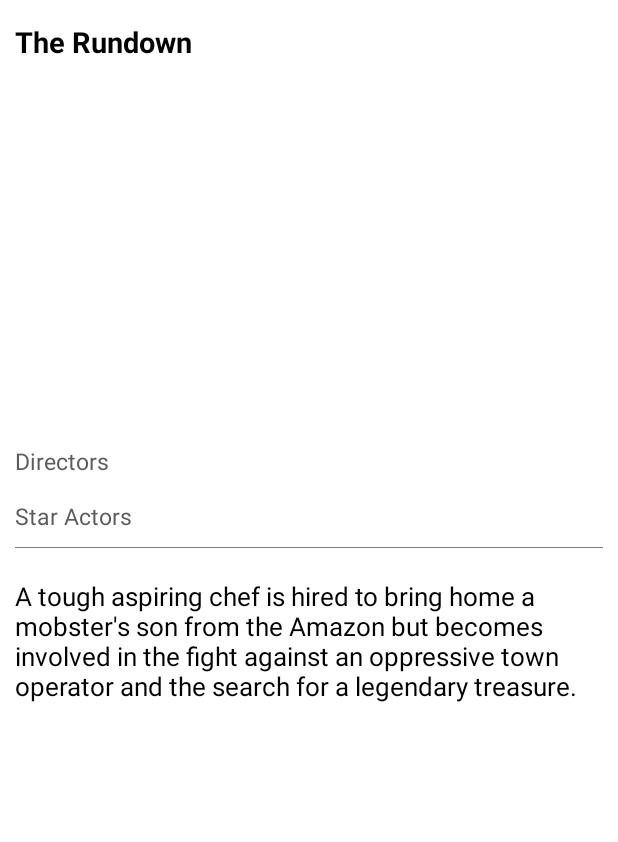
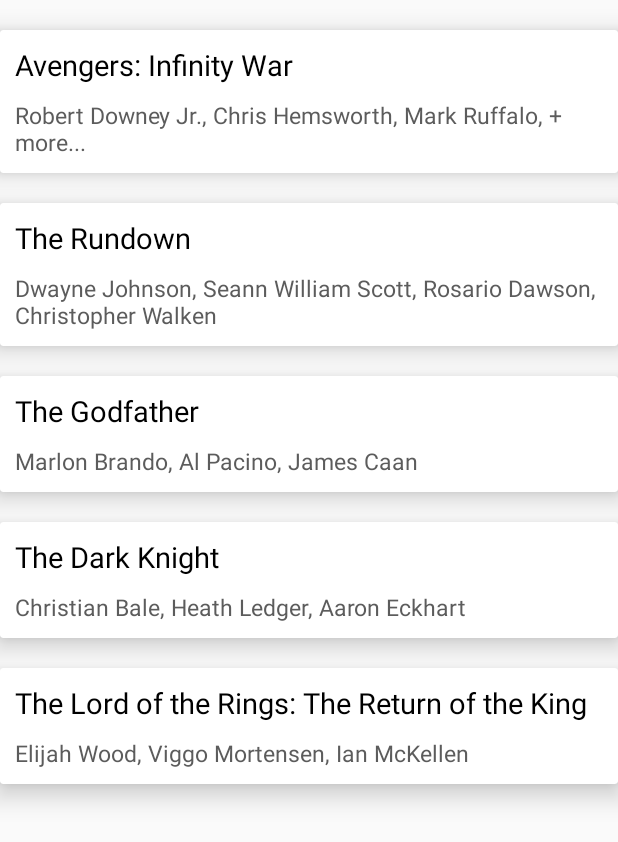
Before and after one commit to kazudmb/EspressoUITest-Examples, an Android app: the screen it shows after launch (MainActivity), on a phone screen of 412 x 824 dp. Shown: the top 842 px of the screen. Run offline under Robolectric (Android 15) with nearby library versions, the phone set to English and light mode, and no system bars; pictures from the network do not load.

Commit message:
add RecyclerView UI Testing
https://codingwithmitch.com/courses/ui-testing-for-beginners/recyclerview-ui-testing/

```diff
--- /dev/null
+++ b/app/src/main/java/com/dmb/espressouitest_examples/data/FakeMovieData.kt
@@ -0,0 +1,51 @@
+package com.dmb.espressouitest_examples.data
+
+object FakeMovieData {
+
+    val movies = arrayOf(
+        Movie(
+            0,
+            "Avengers: Infinity War",
+            "https://nyc3.digitaloceanspaces.com/open-api-spaces/open-api-static/blog/1/Infinity_War-infinity_war.png",
+            "The Avengers and their allies must be willing to sacrifice all in an attempt to " +
+                    "defeat the powerful Thanos before his blitz of devastation and ruin puts an end to " +
+                    "the universe.",
+            arrayListOf("Anthony Russo", "Joe Russo"),
+            arrayListOf("Robert Downey Jr.", "Chris Hemsworth", "Mark Ruffalo", "+ more...")
+        ),
+        Movie(
+            1,
+            "The Rundown",
+            "https://nyc3.digitaloceanspaces.com/open-api-spaces/open-api-static/blog/1/The_Rundown-the_rundown.png",
+            "A tough aspiring chef is hired to bring home a mobster's son from the Amazon but " +
+                    "becomes involved in the fight against an oppressive town operator and the search " +
+                    "for a legendary treasure.",
+            arrayListOf("R.J. Stewart", "James Vanderbilt"),
+            arrayListOf("Dwayne Johnson", "Seann William Scott", "Rosario Dawson", "Christopher Walken")
+        ),
+        Movie(
+            2,
+            "The Godfather",
+            "https://nyc3.digitaloceanspaces.com/open-api-spaces/open-api-static/blog/1/The_Godfather-fragment_factory.png",
+            "The aging patriarch of an organized crime dynasty transfers control of his clandestine empire to his reluctant son.",
+            arrayListOf("Francis Ford Coppola"),
+            arrayListOf("Marlon Brando", "Al Pacino", "James Caan")
+        ),
+        Movie(
+            3,
+            "The Dark Knight",
+            "https://nyc3.digitaloceanspaces.com/open-api-spaces/open-api-static/blog/1/The_Dark_Knight-fragment_factory_1.png",
+            "When the menace known as the Joker wreaks havoc and chaos on the people of Gotham, Batman must accept one of the greatest psychological and physical tests of his ability to fight injustice.",
+            arrayListOf("Christopher Nolan"),
+            arrayListOf("Christian Bale", "Heath Ledger", "Aaron Eckhart")
+        ),
+        Movie(
+            4,
+            "The Lord of the Rings: The Return of the King",
+            "https://nyc3.digitaloceanspaces.com/open-api-spaces/open-api-static/blog/1/The_Lord_of_the_Rings_The_Return_of_the_King-fragment_factory_2.png",
+            "Gandalf and Aragorn lead the World of Men against Sauron's army to draw his gaze from Frodo and Sam as they approach Mount Doom with the One Ring.",
+            arrayListOf("Peter Jackson"),
+            arrayListOf("Elijah Wood", "Viggo Mortensen", "Ian McKellen")
+        )
+    )
+}
--- a/app/src/main/java/com/dmb/espressouitest_examples/data/source/MoviesDataSource.kt
+++ b/app/src/main/java/com/dmb/espressouitest_examples/data/source/MoviesDataSource.kt
@@ -5,4 +5,6 @@ import com.dmb.espressouitest_examples.data.Movie
 interface MoviesDataSource {
 
     fun getMovie(movieId: Int): Movie?
+
+    fun getMovies(): List<Movie>
 }
--- a/app/src/main/java/com/dmb/espressouitest_examples/data/source/MoviesRemoteDataSource.kt
+++ b/app/src/main/java/com/dmb/espressouitest_examples/data/source/MoviesRemoteDataSource.kt
@@ -1,33 +1,20 @@
 package com.dmb.espressouitest_examples.data.source
 
+import com.dmb.espressouitest_examples.data.FakeMovieData
 import com.dmb.espressouitest_examples.data.Movie
 
 class MoviesRemoteDataSource: MoviesDataSource {
 
-    private var MOVIES_REMOTE_DATA = LinkedHashMap<Int, Movie>(2)
+    private var MOVIES_REMOTE_DATA = LinkedHashMap<Int, Movie>(FakeMovieData.movies.size)
 
     init {
-        addMovie(
-            0,
-            "Avengers: Infinity War",
-            "https://nyc3.digitaloceanspaces.com/open-api-spaces/open-api-static/blog/1/Infinity_War-infinity_war.png",
-            "The Avengers and their allies must be willing to sacrifice all in an attempt to " +
-                    "defeat the powerful Thanos before his blitz of devastation and ruin puts an end to " +
-                    "the universe.",
-            arrayListOf("Anthony Russo", "Joe Russo"),
-            arrayListOf("Robert Downey Jr.", "Chris Hemsworth", "Mark Ruffalo", "+ more...")
-        )
+        for (movie in FakeMovieData.movies){
+            addMovie(movie)
+        }
+    }
 
-        addMovie(
-            1,
-            "The Rundown",
-            "https://nyc3.digitaloceanspaces.com/open-api-spaces/open-api-static/blog/1/The_Rundown-the_rundown.png",
-            "A tough aspiring chef is hired to bring home a mobster's son from the Amazon but " +
-                    "becomes involved in the fight against an oppressive town operator and the search " +
-                    "for a legendary treasure.",
-            arrayListOf("R.J. Stewart", "James Vanderbilt"),
-            arrayListOf("Dwayne Johnson", "Seann William Scott", "Rosario Dawson", "Christopher Walken")
-        )
+    override fun getMovies(): List<Movie> {
+        return ArrayList(MOVIES_REMOTE_DATA.values)
     }
 
     override fun getMovie(movieId: Int): Movie? {
@@ -35,23 +22,9 @@ class MoviesRemoteDataSource: MoviesDataSource {
     }
 
     private fun addMovie(
-        id: Int,
-        title: String,
-        image: String,
-        description: String,
-        directors: ArrayList<String>?,
-        star_actors: ArrayList<String>?
+        movie: Movie
     ){
-        val movie = Movie(
-            id = id,
-            title = title,
-            image = image,
-            description = description,
-            directors = directors,
-            star_actors = star_actors
-        )
-        MOVIES_REMOTE_DATA.put(id, movie)
+        MOVIES_REMOTE_DATA.put(movie.id, movie)
     }
 
-
 }
--- a/app/src/main/java/com/dmb/espressouitest_examples/factory/MovieFragmentFactory.kt
+++ b/app/src/main/java/com/dmb/espressouitest_examples/factory/MovieFragmentFactory.kt
@@ -5,28 +5,37 @@ import com.bumptech.glide.request.RequestOptions
 import com.dmb.espressouitest_examples.data.source.MoviesDataSource
 import com.dmb.espressouitest_examples.ui.movie.DirectorsFragment
 import com.dmb.espressouitest_examples.ui.movie.MovieDetailFragment
+import com.dmb.espressouitest_examples.ui.movie.MovieListFragment
 import com.dmb.espressouitest_examples.ui.movie.StarActorsFragment
 
 class MovieFragmentFactory(
     private val requestOptions: RequestOptions? = null,
     private val moviesDataSource: MoviesDataSource? = null
-) : FragmentFactory() {
+) : FragmentFactory(){
 
     private val TAG: String = "AppDebug"
 
     override fun instantiate(classLoader: ClassLoader, className: String) =
 
-        when (className) {
+        when(className){
+
+            MovieListFragment::class.java.name -> {
+                if (moviesDataSource != null) {
+                    MovieListFragment(moviesDataSource)
+                } else {
+                    super.instantiate(classLoader, className)
+                }
+            }
 
             MovieDetailFragment::class.java.name -> {
-                if (requestOptions != null
-                    && moviesDataSource != null
-                ) {
+                if(requestOptions != null
+                    && moviesDataSource != null){
                     MovieDetailFragment(
                         requestOptions,
                         moviesDataSource
                     )
-                } else {
+                }
+                else{
                     super.instantiate(classLoader, className)
                 }
             }
@@ -43,4 +52,5 @@ class MovieFragmentFactory(
                 super.instantiate(classLoader, className)
             }
         }
+
 }
--- a/app/src/main/java/com/dmb/espressouitest_examples/ui/movie/DirectorsFragment.kt
+++ b/app/src/main/java/com/dmb/espressouitest_examples/ui/movie/DirectorsFragment.kt
@@ -47,4 +47,5 @@ class DirectorsFragment : Fragment(){
             return sb.toString()
         }
     }
+
 }
--- a/app/src/main/java/com/dmb/espressouitest_examples/ui/movie/MainActivity.kt
+++ b/app/src/main/java/com/dmb/espressouitest_examples/ui/movie/MainActivity.kt
@@ -28,24 +28,23 @@ class MainActivity : AppCompatActivity() {
 
     private fun init(){
         if(supportFragmentManager.fragments.size == 0){
-            val movieId = 1
-            val bundle = Bundle()
-            bundle.putInt("movie_id", movieId)
             supportFragmentManager.beginTransaction()
-                .replace(R.id.container, MovieDetailFragment::class.java, bundle)
+                .replace(R.id.container, MovieListFragment::class.java, null)
                 .commit()
         }
     }
 
     private fun initDependencies(){
-
+        if(!::requestOptions.isInitialized){
             // glide
             requestOptions = RequestOptions
                 .placeholderOf(R.drawable.default_image)
                 .error(R.drawable.default_image)
-
+        }
+        if(!::moviesDataSource.isInitialized){
             // Data Source
             moviesDataSource = MoviesRemoteDataSource()
         }
+    }
 
 }
--- a/app/src/main/java/com/dmb/espressouitest_examples/ui/movie/MovieDetailFragment.kt
+++ b/app/src/main/java/com/dmb/espressouitest_examples/ui/movie/MovieDetailFragment.kt
@@ -18,6 +18,8 @@ constructor(
     val requestOptions: RequestOptions,
     val moviesDataSource: MoviesDataSource
 ): Fragment(){
+
+    private val TAG: String = "AppDebug"
 
     private lateinit var movie: Movie
 
@@ -64,7 +66,7 @@ constructor(
     }
 
     private fun setMovieDetails(){
-        Glide.with(this)
+        Glide.with(this@MovieDetailFragment)
             .applyDefaultRequestOptions(requestOptions)
             .load(movie.image)
             .into(movie_image)
--- /dev/null
+++ b/app/src/main/java/com/dmb/espressouitest_examples/ui/movie/MovieListFragment.kt
@@ -0,0 +1,63 @@
+package com.dmb.espressouitest_examples.ui.movie
+
+import android.os.Bundle
+import androidx.fragment.app.Fragment
+import android.view.LayoutInflater
+import android.view.View
+import android.view.ViewGroup
+import androidx.recyclerview.widget.LinearLayoutManager
+import com.dmb.espressouitest_examples.R
+import com.dmb.espressouitest_examples.data.Movie
+import com.dmb.espressouitest_examples.data.source.MoviesDataSource
+import com.dmb.espressouitest_examples.util.TopSpacingItemDecoration
+import kotlinx.android.synthetic.main.fragment_movie_list.*
+
+class MovieListFragment(
+    val moviesDataSource: MoviesDataSource
+) : Fragment(),
+    MoviesListAdapter.Interaction
+{
+    override fun onItemSelected(position: Int, item: Movie) {
+        activity?.run {
+            val bundle = Bundle()
+            bundle.putInt("movie_id", item.id)
+            supportFragmentManager.beginTransaction()
+                .replace(R.id.container, MovieDetailFragment::class.java, bundle)
+                .addToBackStack("MovieDetailFragment")
+                .commit()
+        }
+    }
+
+    lateinit var listAdapter: MoviesListAdapter
+
+    override fun onCreateView(
+        inflater: LayoutInflater,
+        container: ViewGroup?,
+        savedInstanceState: Bundle?
+    ): View? {
+        return inflater.inflate(R.layout.fragment_movie_list, container, false)
+    }
+
+    override fun onViewCreated(view: View, savedInstanceState: Bundle?) {
+        super.onViewCreated(view, savedInstanceState)
+
+        initRecyclerView()
+        getData()
+    }
+
+    private fun getData(){
+        listAdapter.submitList(moviesDataSource.getMovies())
+    }
+
+    private fun initRecyclerView() {
+        recycler_view.apply {
+            layoutManager = LinearLayoutManager(activity)
+            removeItemDecoration(TopSpacingItemDecoration(30))
+            addItemDecoration(TopSpacingItemDecoration(30))
+            listAdapter = MoviesListAdapter(this@MovieListFragment)
+            adapter = listAdapter
+        }
+    }
+
+
+}
--- /dev/null
+++ b/app/src/main/java/com/dmb/espressouitest_examples/ui/movie/MoviesListAdapter.kt
@@ -0,0 +1,88 @@
+package com.dmb.espressouitest_examples.ui.movie
+
+import android.view.LayoutInflater
+import android.view.View
+import android.view.ViewGroup
+import androidx.recyclerview.widget.AsyncListDiffer
+import androidx.recyclerview.widget.DiffUtil
+import androidx.recyclerview.widget.RecyclerView
+import com.bumptech.glide.Glide
+import com.dmb.espressouitest_examples.R
+import com.dmb.espressouitest_examples.data.Movie
+import kotlinx.android.synthetic.main.fragment_movie_detail.view.*
+
+class MoviesListAdapter(private val interaction: Interaction? = null) :
+    RecyclerView.Adapter<RecyclerView.ViewHolder>() {
+
+    val DIFF_CALLBACK = object : DiffUtil.ItemCallback<Movie>() {
+
+        override fun areItemsTheSame(oldItem: Movie, newItem: Movie): Boolean {
+            return oldItem.id == newItem.id
+        }
+
+        override fun areContentsTheSame(oldItem: Movie, newItem: Movie): Boolean {
+            return oldItem == newItem
+        }
+
+    }
+    private val differ = AsyncListDiffer(this, DIFF_CALLBACK)
+
+
+    override fun onCreateViewHolder(parent: ViewGroup, viewType: Int): RecyclerView.ViewHolder {
+
+        return MovieViewHolder(
+            LayoutInflater.from(parent.context).inflate(
+                R.layout.layout_movie_list_item,
+                parent,
+                false
+            ),
+            interaction
+        )
+    }
+
+    override fun onBindViewHolder(holder: RecyclerView.ViewHolder, position: Int) {
+        when (holder) {
+            is MovieViewHolder -> {
+                holder.bind(differ.currentList.get(position))
+            }
+        }
+    }
+
+    override fun getItemCount(): Int {
+        return differ.currentList.size
+    }
+
+    fun submitList(list: List<Movie>) {
+        differ.submitList(list)
+    }
+
+    class MovieViewHolder
+    constructor(
+        itemView: View,
+        private val interaction: Interaction?
+    ) : RecyclerView.ViewHolder(itemView) {
+
+        fun bind(item: Movie) = with(itemView) {
+            itemView.setOnClickListener {
+                interaction?.onItemSelected(adapterPosition, item)
+            }
+            movie_title.text = item.title
+            Glide.with(itemView)
+                .load(item.image)
+                .into(movie_image)
+            item.star_actors?.let {
+                for(index in 0 until it.size){
+                    var appendValue: String = it[index]
+                    if(index < (it.size - 1)){
+                        appendValue += ", "
+                    }
+                    movie_star_actors.append(appendValue)
+                }
+            }
+        }
+    }
+
+    interface Interaction {
+        fun onItemSelected(position: Int, item: Movie)
+    }
+}
--- a/app/src/main/java/com/dmb/espressouitest_examples/ui/movie/StarActorsFragment.kt
+++ b/app/src/main/java/com/dmb/espressouitest_examples/ui/movie/StarActorsFragment.kt
@@ -46,4 +46,5 @@ class StarActorsFragment : Fragment(){
             return sb.toString()
         }
     }
+
 }
--- /dev/null
+++ b/app/src/main/java/com/dmb/espressouitest_examples/util/TopSpacingItemDecoration.kt
@@ -0,0 +1,13 @@
+package com.dmb.espressouitest_examples.util
+
+import android.graphics.Rect
+import android.view.View
+import androidx.recyclerview.widget.RecyclerView
+
+class TopSpacingItemDecoration(private val padding: Int) : RecyclerView.ItemDecoration() {
+
+    override fun getItemOffsets(outRect: Rect, view: View, parent: RecyclerView, state: RecyclerView.State) {
+        super.getItemOffsets(outRect, view, parent, state)
+        outRect.top = padding
+    }
+}
--- /dev/null
+++ b/app/src/main/res/layout/fragment_movie_list.xml
@@ -0,0 +1,16 @@
+<?xml version="1.0" encoding="utf-8"?>
+<androidx.constraintlayout.widget.ConstraintLayout
+    xmlns:android="http://schemas.android.com/apk/res/android"
+    xmlns:app="http://schemas.android.com/apk/res-auto"
+    android:orientation="vertical"
+    android:layout_width="match_parent"
+    android:layout_height="match_parent">
+
+    <androidx.recyclerview.widget.RecyclerView
+        android:layout_width="match_parent"
+        android:layout_height="match_parent"
+        android:id="@+id/recycler_view"
+        />
+
+
+</androidx.constraintlayout.widget.ConstraintLayout>
--- /dev/null
+++ b/app/src/main/res/layout/layout_movie_list_item.xml
@@ -0,0 +1,69 @@
+<?xml version="1.0" encoding="utf-8"?>
+<androidx.cardview.widget.CardView
+    xmlns:android="http://schemas.android.com/apk/res/android"
+    android:layout_width="match_parent"
+    android:layout_height="wrap_content"
+    xmlns:app="http://schemas.android.com/apk/res-auto"
+    app:cardElevation="10dp"
+    app:cardCornerRadius="2dp"
+    app:cardPreventCornerOverlap="false"
+    >
+
+
+    <androidx.constraintlayout.widget.ConstraintLayout
+        android:layout_width="match_parent"
+        android:layout_height="wrap_content"
+        >
+
+
+        <ImageView
+            android:layout_width="match_parent"
+            android:layout_height="wrap_content"
+            app:layout_constraintTop_toTopOf="parent"
+            app:layout_constraintLeft_toLeftOf="parent"
+            app:layout_constraintRight_toRightOf="parent"
+            android:id="@+id/movie_image"
+            android:padding="0dp"
+            android:layout_margin="0dp"
+            android:adjustViewBounds="true"
+            android:scaleType="fitXY"
+            />
+
+
+        <LinearLayout
+            android:layout_width="match_parent"
+            android:layout_height="wrap_content"
+            app:layout_constraintTop_toBottomOf="@id/movie_image"
+            app:layout_constraintLeft_toLeftOf="parent"
+            app:layout_constraintRight_toRightOf="parent"
+            app:layout_constraintBottom_toBottomOf="parent"
+            android:orientation="vertical"
+            android:padding="10dp"
+            android:id="@+id/container1"
+            >
+            <TextView
+                android:layout_width="match_parent"
+                android:layout_height="wrap_content"
+                android:id="@+id/movie_title"
+                android:textColor="#000"
+                android:textSize="19sp"
+                />
+
+            <TextView
+                android:layout_width="match_parent"
+                android:layout_height="wrap_content"
+                android:id="@+id/movie_star_actors"
+                android:textColor="@color/grey5"
+                android:textSize="15sp"
+                android:layout_marginTop="10dp"
+                />
+
+        </LinearLayout>
+
+
+
+    </androidx.constraintlayout.widget.ConstraintLayout>
+
+
+
+</androidx.cardview.widget.CardView>
--- a/app/src/main/res/values/strings.xml
+++ b/app/src/main/res/values/strings.xml
@@ -15,4 +15,6 @@
     <string name="text_list_movie_star_actors">Star Actors</string>
     <string name="text_directors">Directors:</string>
     <string name="text_star_actors">Star Actors:</string>
+    <!-- TODO: Remove or change this placeholder text -->
+    <string name="hello_blank_fragment">Hello blank fragment</string>
 </resources>
```
Also changed, not shown: app/build.gradle (+8 -0 lines), 2 other files. Lines whose indentation alone changed are shown as unchanged.
